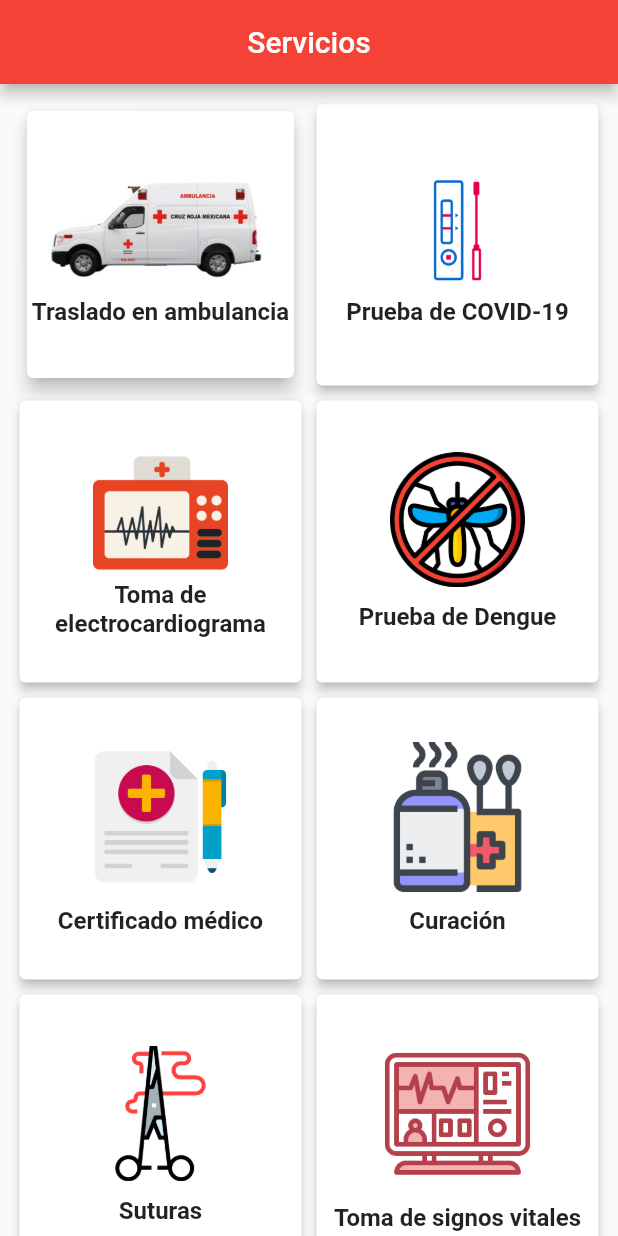
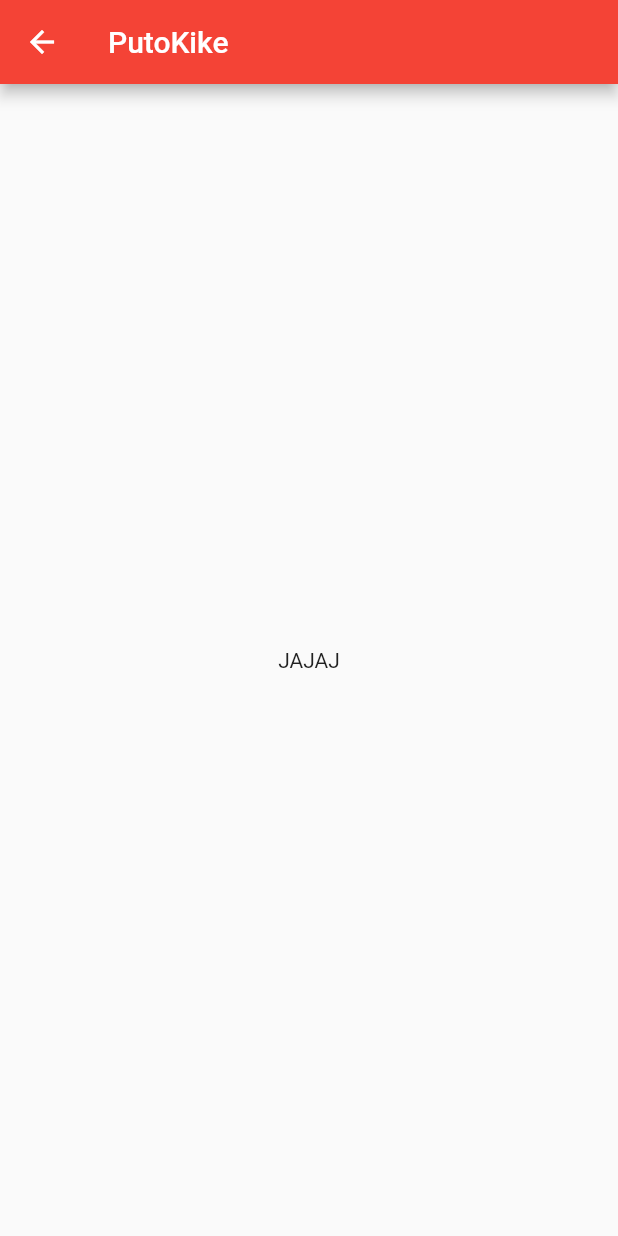
Before and after one commit to MenLeal/my_app, a Flutter app: the ServiciosPage screen opened directly, after a tap on "Traslado en ambulancia", on a phone screen of 412 x 824 dp. Run offline on Flutter 3.47's test engine with Material 2 defaults, Android fonts, the phone set to English and light mode, and no system bars; our stand-ins replace cloud_firestore, firebase_auth, firebase_core, geolocator, shared_preferences; accounts and stored records are empty.

Commit message:
Servicios Added 1.0

```diff
--- /dev/null
+++ b/lib/Screen/servicio.dart
@@ -0,0 +1,20 @@
+import 'package:flutter/material.dart';
+import 'package:flutter/src/foundation/key.dart';
+import 'package:flutter/src/widgets/framework.dart';
+
+class Servicio extends StatefulWidget {
+  const Servicio({Key? key}) : super(key: key);
+
+  @override
+  State<Servicio> createState() => _ServicioState();
+}
+
+class _ServicioState extends State<Servicio> {
+  @override
+  Widget build(BuildContext context) {
+    return Scaffold(
+      appBar: AppBar(title: Text("PutoKike"), automaticallyImplyLeading: true),
+      body: Center(child: Text("JAJAJ")),
+    );
+  }
+}
--- a/lib/Screen/servicios.dart
+++ b/lib/Screen/servicios.dart
@@ -1,4 +1,5 @@
 import 'package:flutter/material.dart';
+import 'package:my_app/Screen/servicio.dart';
 
 class ServiciosPage extends StatefulWidget {
   const ServiciosPage({Key? key}) : super(key: key);
@@ -22,7 +23,13 @@ class _ServiciosPageState extends State<ServiciosPage> {
             const SliverGridDelegateWithFixedCrossAxisCount(crossAxisCount: 2),
         children: [
           GestureDetector(
-            onTap: () => print("HAHAH"),
+            onTap: () {
+              Navigator.of(context).pushReplacement(
+                MaterialPageRoute(
+                  builder: (context) => const Servicio(),
+                ),
+              );
+            },
             child: Card(
               margin: const EdgeInsets.all(10),
               elevation: 5,
--- a/lib/main.dart
+++ b/lib/main.dart
@@ -5,7 +5,7 @@ import 'Screen/avisos.dart';
 import 'firebase_options.dart';
 import 'package:shared_preferences/shared_preferences.dart';
 
-Future<void> main() async {
+void main() async {
   WidgetsFlutterBinding.ensureInitialized();
   final prefs = await SharedPreferences.getInstance();
   var login = prefs.getBool("login");
@@ -15,7 +15,7 @@ Future<void> main() async {
   runApp(MaterialApp(
     title: 'AlarmApp',
     debugShowCheckedModeBanner: false,
-    theme: ThemeData(primarySwatch: Colors.red, accentColor: Colors.redAccent),
-    home: login == true ? AvisosPage() : InicioPag(),
+    theme: ThemeData(primarySwatch: Colors.red),
+    home: login == true ? const AvisosPage() : const InicioPag(),
   ));
 }
```
